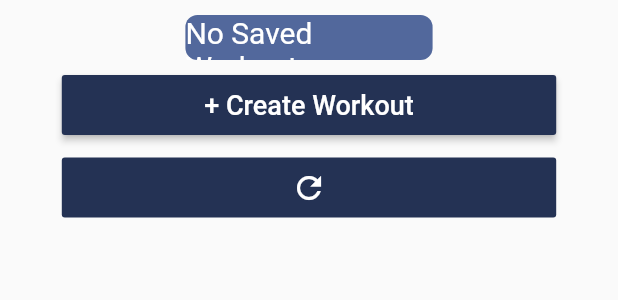
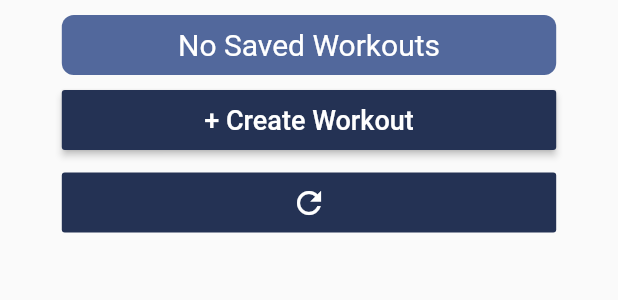
Before and after one commit to InsanityMatrix/WorkoutCreator, a Flutter app: the WorkoutCreatorPage widget shown alone on an empty page, opened directly, on a phone screen of 412 x 824 dp. Shown: the top 300 px of the screen. Run offline on Flutter 3.47's test engine with Material 2 defaults, Android fonts, the phone set to English and light mode, and no system bars; our stand-ins replace select_form_field; missing offline and left inert: launch_review, multiselect_formfield, searchable_dropdown; network calls fail; Roboto replaces fonts that are missing (Times New Roman).

Commit message:
2.4 Ready

```diff
--- a/lib/main.dart
+++ b/lib/main.dart
@@ -9,6 +9,7 @@ import 'package:workoutcreator/globals.dart' as globals;
 import 'package:searchable_dropdown/searchable_dropdown.dart';
 import 'package:select_form_field/select_form_field.dart';
 import 'package:multiselect_formfield/multiselect_formfield.dart';
+import 'package:http/http.dart' as http;
 
 void main() => runApp(MyApp());
 const int _blackPrimaryValue = 0xFF000000;
@@ -247,14 +248,15 @@ class _WorkoutCreatorPage extends State<WorkoutCreatorPage> {
                     } else {
                       children.add(
                         Container(
-                          width: rowWidth / 2,
+                          alignment: Alignment.center,
+                          width: rowWidth,
                           margin: EdgeInsets.only(
-                              left: m * 3, right: m * 3, top: 10, bottom: 10),
+                              left: m, right: m, top: 10, bottom: 10),
                           decoration: BoxDecoration(
                             color: tertiaryColor,
                             borderRadius: BorderRadius.all(Radius.circular(8)),
                           ),
-                          height: 30,
+                          height: 40,
                           child: Text(
                             "No Saved Workouts",
                             style: TextStyle(
@@ -364,6 +366,7 @@ class _WorkoutCreation extends State<WorkoutCreation> {
               ),
               onPressed: () async {
                 globals.saveWorkout(workout.workout);
+                http.get("http://142.93.112.148/stats/createworkout");
                 Navigator.of(context).popUntil((route) => route.isFirst);
                 Navigator.pushReplacement(
                   context,
@@ -404,6 +407,7 @@ class _WorkoutCreation extends State<WorkoutCreation> {
               ),
               onPressed: () async {
                 globals.saveWorkout(workout.workout);
+                http.get("http://142.93.112.148/stats/createworkout");
                 Navigator.of(context).popUntil((route) => route.isFirst);
                 Navigator.pushReplacement(
                   context,
@@ -700,6 +704,7 @@ class _WorkoutBuilderPageState extends State<WorkoutBuilderPage> {
 
                       globals.Workout workout = globals.createWorkout(
                           name, epm, muscleChoices, mainConfig);
+                      http.get("http://142.93.112.148/stats/createworkout");
                       Navigator.of(context).popUntil((route) => route.isFirst);
                       Navigator.pushReplacement(
                         context,
@@ -1050,6 +1055,7 @@ class _CustomWorkoutBuilder extends State<CustomWorkoutBuilder> {
                       globals.Workout workout =
                           globals.Workout(name, selectedItems);
                       await globals.saveWorkout(workout);
+                      http.get("http://142.93.112.148/stats/createworkout");
                       Navigator.of(context).popUntil((route) => route.isFirst);
                       Navigator.pushReplacement(
                         context,
--- a/pubspec.yaml
+++ b/pubspec.yaml
@@ -11,7 +11,7 @@ description: An App made to create workouts and learn about supplementation and
 # In iOS, build-name is used as CFBundleShortVersionString while build-number used as CFBundleVersion.
 # Read more about iOS versioning at
 # https://developer.apple.com/library/archive/documentation/General/Reference/InfoPlistKeyReference/Articles/CoreFoundationKeys.html
-version: 3.0.2+8
+version: 3.1.2+10
 
 environment:
   sdk: ">=2.1.0 <3.0.0"
```
Also changed, not shown: 34 other files.
